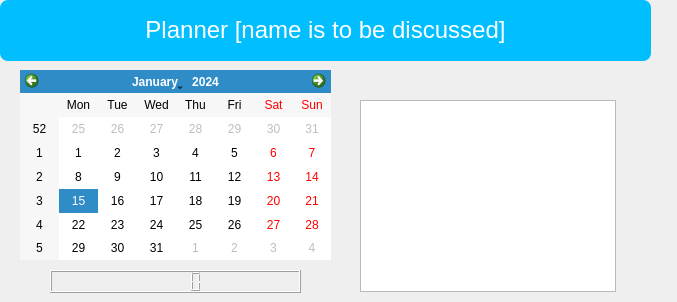
This is main.ui in KennBe/S.E-project as Qt 5 draws it before an edit. The edited form follows.
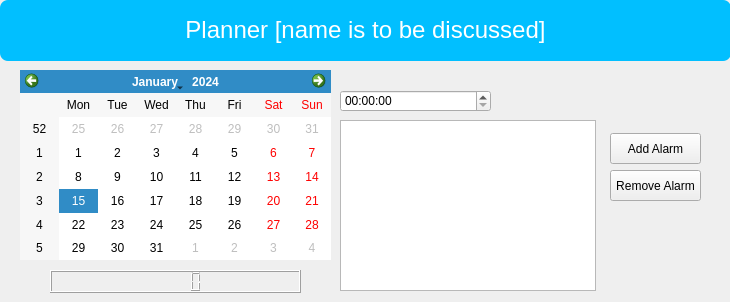
This is the edited form. The open tabs and pages were chosen to show the change.

Commit message: incomplete code for alarm NO SOUND

```diff
--- a/main.ui
+++ b/main.ui
@@ -6,7 +6,7 @@
    <rect>
     <x>0</x>
     <y>0</y>
-    <width>677</width>
+    <width>730</width>
     <height>302</height>
    </rect>
   </property>
@@ -21,7 +21,7 @@
     <rect>
      <x>0</x>
      <y>0</y>
-     <width>651</width>
+     <width>731</width>
      <height>61</height>
     </rect>
    </property>
@@ -48,9 +48,9 @@
   <widget class="QStackedWidget" name="stackedWidget">
    <property name="geometry">
     <rect>
-     <x>320</x>
+     <x>330</x>
      <y>60</y>
-     <width>351</width>
+     <width>381</width>
      <height>271</height>
     </rect>
    </property>
@@ -155,10 +155,46 @@
     <widget class="QListWidget" name="listWidget">
      <property name="geometry">
       <rect>
-       <x>40</x>
-       <y>40</y>
+       <x>10</x>
+       <y>60</y>
        <width>256</width>
-       <height>192</height>
+       <height>171</height>
+      </rect>
+     </property>
+    </widget>
+    <widget class="QPushButton" name="addAlarmTimeButton">
+     <property name="geometry">
+      <rect>
+       <x>280</x>
+       <y>73</y>
+       <width>91</width>
+       <height>31</height>
+      </rect>
+     </property>
+     <property name="text">
+      <string>Add Alarm</string>
+     </property>
+    </widget>
+    <widget class="QPushButton" name="removeAlarmButton">
+     <property name="geometry">
+      <rect>
+       <x>280</x>
+       <y>110</y>
+       <width>91</width>
+       <height>31</height>
+      </rect>
+     </property>
+     <property name="text">
+      <string>Remove Alarm</string>
+     </property>
+    </widget>
+    <widget class="QTimeEdit" name="alarmTimeEdit">
+     <property name="geometry">
+      <rect>
+       <x>10</x>
+       <y>30</y>
+       <width>151</width>
+       <height>22</height>
       </rect>
      </property>
     </widget>
```
Left out of the diff: 4 changed lines with no effect on the pictures. The commit also changes 2 other files.
